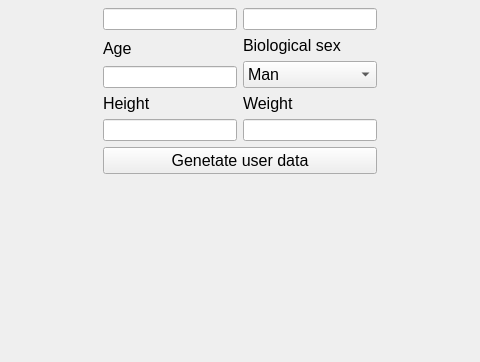
KacperModelu/HackatonHealthMonitoringSystem, file mainform.ui: the form before one commit; both pictures show x 160 to 640 and y 242 to 604 of the 800 by 604 pixel window.
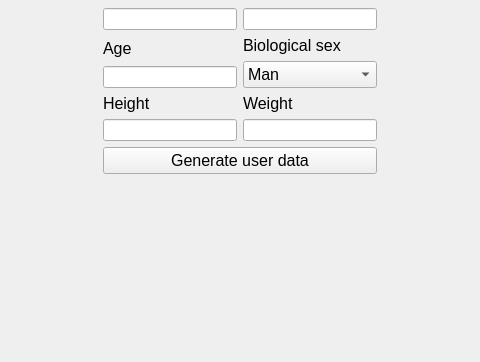
The form after the commit.

Diff of the .ui file:
```diff
--- a/mainform.ui
+++ b/mainform.ui
@@ -212,7 +212,7 @@
              </font>
             </property>
             <property name="text">
-             <string>Genetate user data</string>
+             <string>Generate user data</string>
             </property>
            </widget>
           </item>
```
